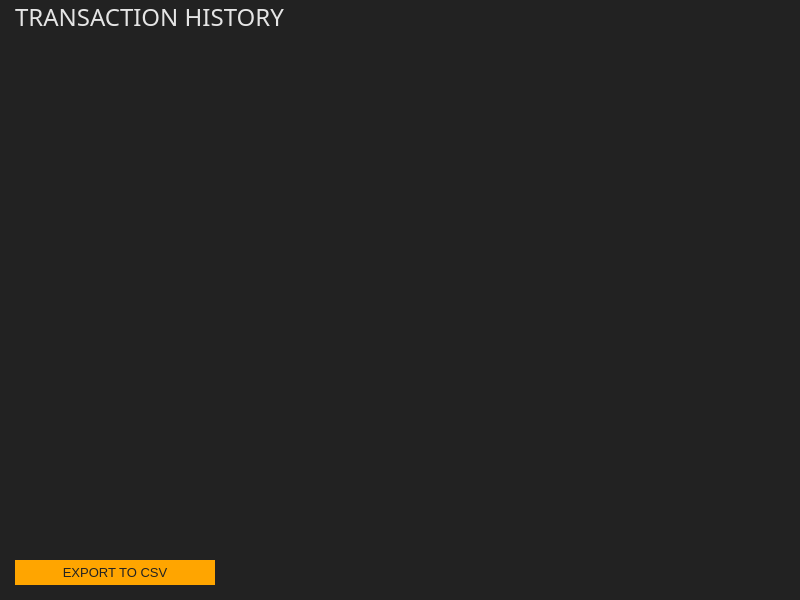
First picture: the form in src/gui/ui/transactionsframe.ui, repository ConcealNetwork/conceal-desktop, before the edit.
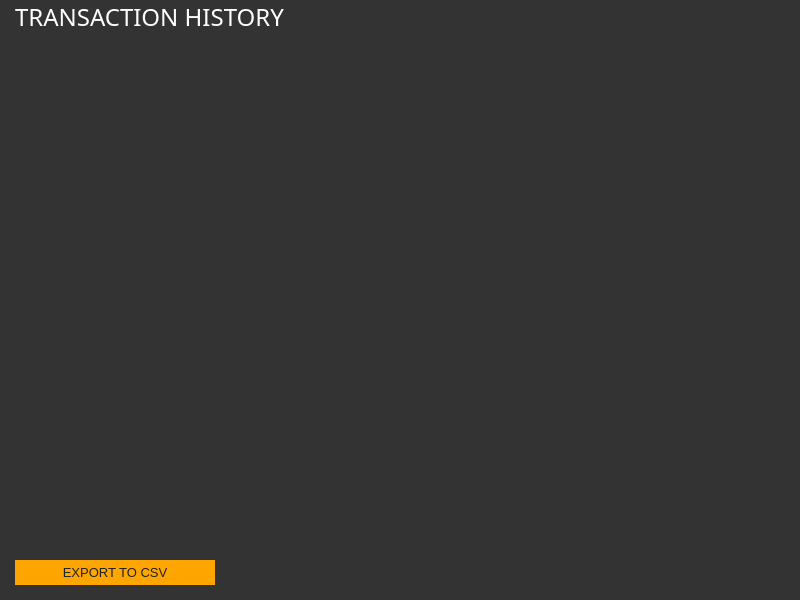
Second picture: the form after the edit.

```diff
--- a/src/gui/ui/transactionsframe.ui
+++ b/src/gui/ui/transactionsframe.ui
@@ -26,7 +26,7 @@
    <string>Frame</string>
   </property>
   <property name="styleSheet">
-   <string notr="true">background-color: #222;
+   <string notr="true">background-color: #333;
 border: 0px;
 color: #e5e5e5;</string>
   </property>
@@ -60,6 +60,9 @@
        <pointsize>18</pointsize>
       </font>
      </property>
+     <property name="styleSheet">
+      <string notr="true">color: white;</string>
+     </property>
      <property name="text">
       <string>TRANSACTION HISTORY</string>
      </property>
```
